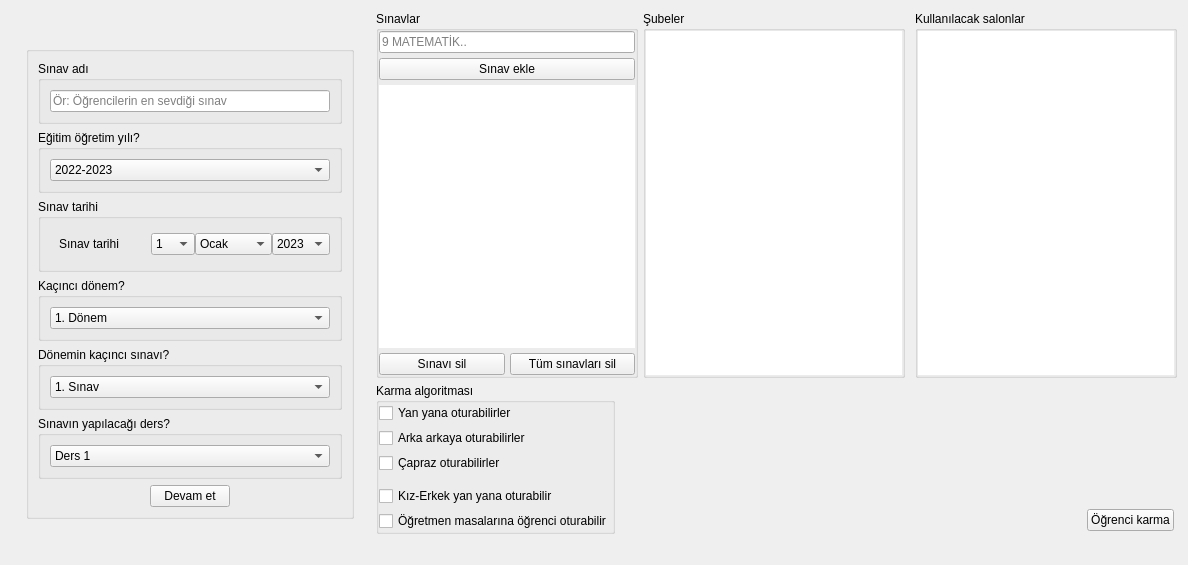
This is Forms/yeni_sinav_frame.ui in yoseidonn/Kelebek-App as Qt 5 draws it before an edit. The edited form follows.
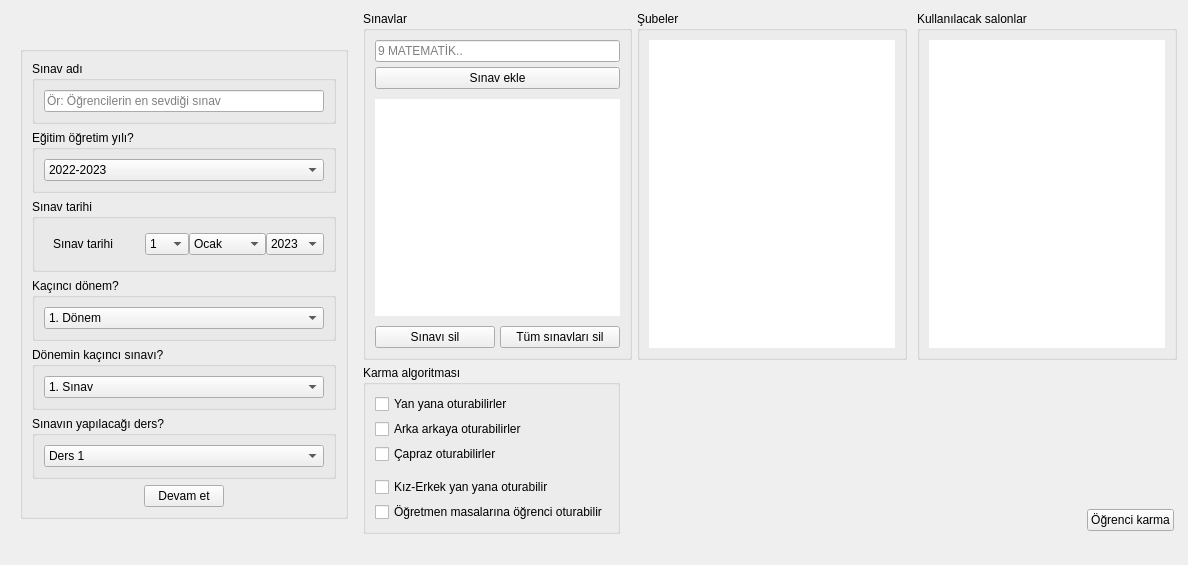
This is the edited form.

What changed in the file:
```diff
--- a/Forms/yeni_sinav_frame.ui
+++ b/Forms/yeni_sinav_frame.ui
@@ -753,19 +753,19 @@
               </property>
               <layout class="QVBoxLayout" name="verticalLayout_6">
                <property name="spacing">
-                <number>5</number>
+                <number>10</number>
                </property>
                <property name="leftMargin">
-                <number>0</number>
+                <number>9</number>
                </property>
                <property name="topMargin">
-                <number>0</number>
+                <number>9</number>
                </property>
                <property name="rightMargin">
-                <number>0</number>
+                <number>9</number>
                </property>
                <property name="bottomMargin">
-                <number>0</number>
+                <number>9</number>
                </property>
                <item>
                 <widget class="QFrame" name="frame">
@@ -950,16 +950,16 @@
                 <number>0</number>
                </property>
                <property name="leftMargin">
-                <number>0</number>
+                <number>9</number>
                </property>
                <property name="topMargin">
-                <number>0</number>
+                <number>9</number>
                </property>
                <property name="rightMargin">
-                <number>0</number>
+                <number>9</number>
                </property>
                <property name="bottomMargin">
-                <number>0</number>
+                <number>9</number>
                </property>
                <item>
                 <widget class="QListWidget" name="gradeList"/>
@@ -980,19 +980,19 @@
            </property>
            <layout class="QVBoxLayout" name="verticalLayout_7">
             <property name="spacing">
-             <number>5</number>
+             <number>0</number>
             </property>
             <property name="leftMargin">
-             <number>0</number>
+             <number>9</number>
             </property>
             <property name="topMargin">
-             <number>0</number>
+             <number>9</number>
             </property>
             <property name="rightMargin">
-             <number>0</number>
+             <number>9</number>
             </property>
             <property name="bottomMargin">
-             <number>0</number>
+             <number>9</number>
             </property>
             <item>
              <widget class="QFrame" name="frame_14">
@@ -1067,16 +1067,16 @@
              <number>0</number>
             </property>
             <property name="leftMargin">
-             <number>0</number>
+             <number>9</number>
             </property>
             <property name="topMargin">
-             <number>0</number>
+             <number>9</number>
             </property>
             <property name="rightMargin">
-             <number>0</number>
+             <number>9</number>
             </property>
             <property name="bottomMargin">
-             <number>0</number>
+             <number>9</number>
             </property>
             <item alignment="Qt::AlignLeft|Qt::AlignTop">
              <widget class="QFrame" name="frame_2">
```
